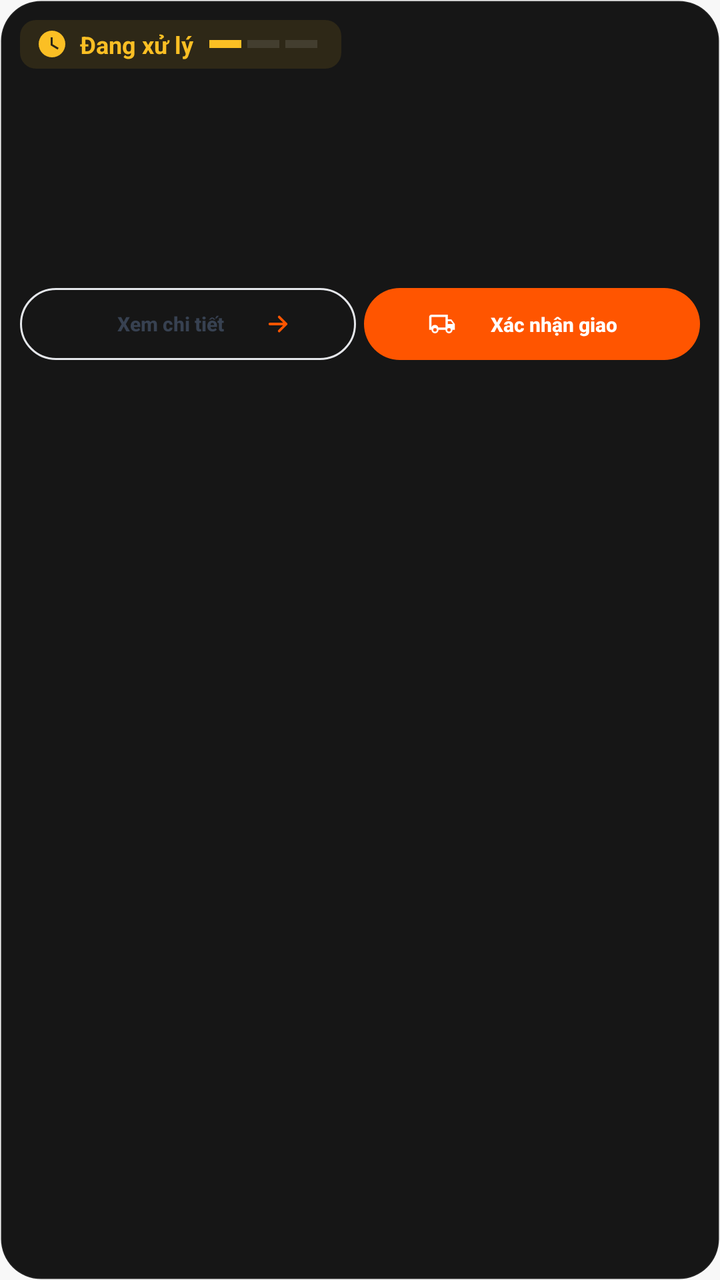
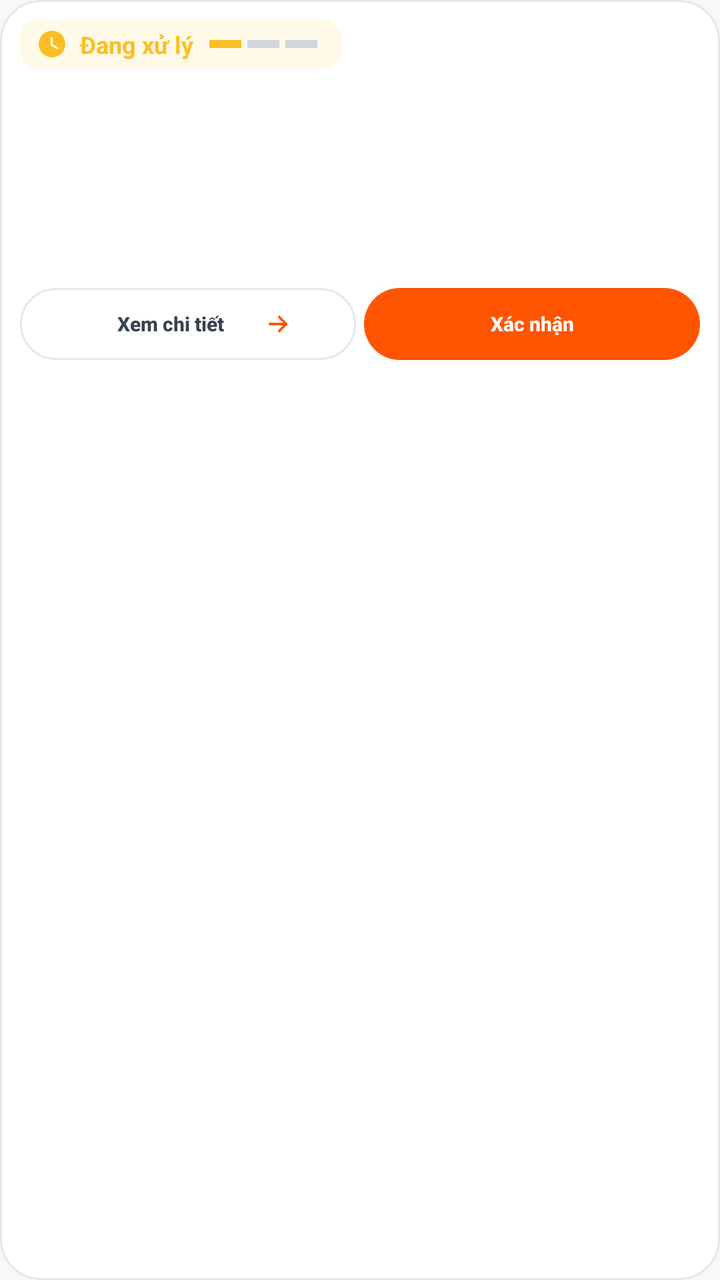

Compare the two renders of this Android layout. The source of the first and the diff that turns it into the second are given below.
<!-- AndroidManifest.xml: application theme Theme.SoleStep -->
<!-- res/layout/item_admin_order.xml -->
<?xml version="1.0" encoding="utf-8"?>
<LinearLayout
    xmlns:android="http://schemas.android.com/apk/res/android"
    xmlns:app="http://schemas.android.com/apk/res-auto"
    android:layout_width="match_parent"
    android:layout_height="wrap_content"
    android:background="@drawable/bg_card_dark"
    android:orientation="vertical"
    android:paddingStart="@dimen/space_card_padding"
    android:paddingTop="@dimen/space_card_padding"
    android:paddingEnd="@dimen/space_card_padding"
    android:paddingBottom="@dimen/space_card_padding">

    
    <LinearLayout
        android:layout_width="match_parent"
        android:layout_height="wrap_content"
        android:gravity="center_vertical"
        android:orientation="horizontal">

        
        <LinearLayout
            android:id="@+id/admin_order_status_badge"
            android:layout_width="wrap_content"
            android:layout_height="wrap_content"
            android:background="@drawable/bg_admin_status_processing"
            android:gravity="center_vertical"
            android:orientation="horizontal"
            android:paddingStart="@dimen/space_4"
            android:paddingTop="@dimen/space_2"
            android:paddingEnd="@dimen/space_6"
            android:paddingBottom="@dimen/space_2">

            <ImageView
                android:id="@+id/admin_order_status_icon"
                android:layout_width="16dp"
                android:layout_height="16dp"
                android:contentDescription="@null"
                android:src="@drawable/ic_clock"
                android:tint="@color/status_warning" />

            <TextView
                android:id="@+id/admin_order_status_text"
                android:layout_width="wrap_content"
                android:layout_height="wrap_content"
                android:layout_marginStart="@dimen/space_3"
                android:text="@string/status_processing"
                android:textColor="@color/status_warning"
                android:textSize="12sp"
                android:textStyle="bold" />

            
            <LinearLayout
                android:layout_width="wrap_content"
                android:layout_height="wrap_content"
                android:layout_marginStart="@dimen/space_4"
                android:gravity="center_vertical"
                android:orientation="horizontal">

                <View
                    android:id="@+id/admin_order_dot_1"
                    android:layout_width="16dp"
                    android:layout_height="4dp"
                    android:background="@color/status_warning"
                    android:backgroundTint="@color/status_warning" />

                <View
                    android:id="@+id/admin_order_dot_2"
                    android:layout_width="16dp"
                    android:layout_height="4dp"
                    android:layout_marginStart="3dp"
                    android:background="@color/border_dark_medium" />

                <View
                    android:id="@+id/admin_order_dot_3"
                    android:layout_width="16dp"
                    android:layout_height="4dp"
                    android:layout_marginStart="3dp"
                    android:background="@color/border_dark_medium" />
            </LinearLayout>
        </LinearLayout>

        
        <View
            android:layout_width="0dp"
            android:layout_height="1dp"
            android:layout_weight="1" />

        
        <TextView
            android:id="@+id/admin_order_date"
            android:layout_width="wrap_content"
            android:layout_height="wrap_content"
            android:textColor="@color/text_dark_faint"
            android:textSize="11sp" />
    </LinearLayout>

    
    <TextView
        android:id="@+id/admin_order_id"
        android:layout_width="wrap_content"
        android:layout_height="wrap_content"
        android:layout_marginTop="@dimen/space_6"
        android:textColor="@color/text_dark_primary"
        android:textSize="18sp"
        android:textStyle="bold" />

    
    <TextView
        android:id="@+id/admin_order_customer"
        android:layout_width="wrap_content"
        android:layout_height="wrap_content"
        android:layout_marginTop="2dp"
        android:textColor="@color/text_dark_tertiary"
        android:textSize="13sp" />

    
    <LinearLayout
        android:layout_width="match_parent"
        android:layout_height="wrap_content"
        android:layout_marginTop="@dimen/space_5"
        android:gravity="center_vertical"
        android:orientation="horizontal">

        <TextView
            android:id="@+id/admin_order_total"
            android:layout_width="wrap_content"
            android:layout_height="wrap_content"
            android:textColor="@color/text_accent"
            android:textSize="16sp"
            android:textStyle="bold" />

        <View
            android:layout_width="0dp"
            android:layout_height="1dp"
            android:layout_weight="1" />

        <TextView
            android:id="@+id/admin_order_items_count"
            android:layout_width="wrap_content"
            android:layout_height="wrap_content"
            android:textColor="@color/text_dark_muted"
            android:textSize="12sp" />
    </LinearLayout>

    
    <LinearLayout
        android:layout_width="match_parent"
        android:layout_height="wrap_content"
        android:layout_marginTop="@dimen/space_8"
        android:gravity="center_vertical"
        android:orientation="horizontal"
        android:baselineAligned="false">

        
        <com.google.android.material.button.MaterialButton
            android:id="@+id/admin_order_btn_view"
            style="@style/Widget.SoleStep.Button.Outlined"
            android:layout_width="0dp"
            android:layout_height="48dp"
            android:layout_weight="1"
            android:text="@string/admin_view_details"
            android:textSize="10sp"
            android:maxLines="1"
            app:icon="@drawable/ic_arrow_right"
            app:iconGravity="end"
            app:iconSize="14dp" />

        
        <com.google.android.material.button.MaterialButton
            android:id="@+id/admin_order_btn_cancel"
            style="@style/Widget.SoleStep.Button.Outlined"
            android:layout_width="0dp"
            android:layout_height="48dp"
            android:layout_marginStart="@dimen/space_2"
            android:layout_weight="1"
            android:text="Hủy đơn"
            android:textColor="@color/status_error"
            app:strokeColor="@color/status_error"
            android:textSize="10sp"
            android:maxLines="1"
            android:visibility="gone" />

        
        <com.google.android.material.button.MaterialButton
            android:id="@+id/admin_order_btn_action"
            style="@style/Widget.SoleStep.Button.Primary"
            android:layout_width="0dp"
            android:layout_height="48dp"
            android:layout_marginStart="@dimen/space_2"
            android:layout_weight="1"
            android:text="@string/admin_mark_shipped"
            android:textSize="10sp"
            android:maxLines="1"
            app:icon="@drawable/ic_truck"
            app:iconSize="14dp" />
    </LinearLayout>

</LinearLayout>
<!-- resources referenced by this layout -->
<resources>
  <color name="border_dark_medium">#1AFFFFFF</color>
  <color name="status_error">#EF4444</color>
  <color name="status_warning">#FBBF24</color>
  <color name="text_accent">#FF5500</color>
  <color name="text_dark_faint">#33FFFFFF</color>
  <color name="text_dark_muted">#4DFFFFFF</color>
  <color name="text_dark_primary">#FFFFFF</color>
  <color name="text_dark_tertiary">#66FFFFFF</color>
  <dimen name="space_2">4dp</dimen>
  <dimen name="space_3">6dp</dimen>
  <dimen name="space_4">8dp</dimen>
  <dimen name="space_5">10dp</dimen>
  <dimen name="space_6">12dp</dimen>
  <dimen name="space_8">16dp</dimen>
  <dimen name="space_card_padding">10dp</dimen>
  <!-- drawable ic_truck (drawable) -->
  <?xml version="1.0" encoding="utf-8"?>
  <vector xmlns:android="http://schemas.android.com/apk/res/android"
      android:width="24dp"
      android:height="24dp"
      android:viewportWidth="24"
      android:viewportHeight="24">
      <path
          android:fillColor="@android:color/black"
          android:pathData="M20,8h-3V4H3c-1.1,0 -2,0.9 -2,2v11h2a3,3 0,0 0,6 0h6a3,3 0,0 0,6 0h2v-5l-3,-4zM6,18.5A1.5,1.5 0,1 1,6 15.5a1.5,1.5 0,0 1,0 3zM15,15H8.8A3,3 0,0 0,3 15V6h12v9zM18,18.5a1.5,1.5 0,1 1,0 -3,1.5 1.5,0 0,1 0,3zM17,12V9.5h2.5L21.5,12H17z" />
  </vector>
  <string name="admin_mark_shipped">Xác nhận giao hàng</string>
  <string name="admin_view_details">Xem chi tiết</string>
  <string name="status_processing">Đang xử lý</string>
  <color name="status_warning_bg">#1AFBBF24</color>
  <dimen name="radius_sm">8dp</dimen>
  <color name="bg_dark_surface_2">#161616</color>
  <dimen name="radius_card">20dp</dimen>
  <dimen name="stroke_thin">1dp</dimen>
  <color name="border_dark_light">#0FFFFFFF</color>
  <color name="brand_white">#FFFFFF</color>
  <color name="border_normal">#E5E7EB</color>
  <color name="text_secondary">#374151</color>
  <dimen name="radius_button">20dp</dimen>
  <dimen name="btn_height_medium">44dp</dimen>
  <dimen name="space_16">32dp</dimen>
  <color name="brand_orange">#FF5500</color>
  <dimen name="btn_height_large">52dp</dimen>
  <dimen name="elev_raised">4dp</dimen>
  <color name="brand_orange_dark">#CC4400</color>
  <color name="brand_black">#0A0A0A</color>
  <color name="bg_primary">#FFFFFF</color>
  <color name="text_primary">#0A0A0A</color>
  <color name="bg_secondary">#F8F8F8</color>
  <style name="ShapeAppearance.SoleStep.Small" parent="">
          <item name="cornerFamily">rounded</item>
          <item name="cornerSize">@dimen/radius_sm</item>
      </style>
  <style name="ShapeAppearance.SoleStep.Large" parent="">
          <item name="cornerFamily">rounded</item>
          <item name="cornerSize">@dimen/radius_2xl</item>
      </style>
  <dimen name="font_label">14sp</dimen>
  <dimen name="radius_lg">16dp</dimen>
  <dimen name="radius_2xl">24dp</dimen>
  <dimen name="font_display">48sp</dimen>
  <dimen name="font_title_large">24sp</dimen>
  <dimen name="font_title">20sp</dimen>
  <dimen name="font_headline">18sp</dimen>
  <dimen name="font_subheading">16sp</dimen>
  <dimen name="font_body">13sp</dimen>
  <dimen name="font_caption">11sp</dimen>
  <color name="text_tertiary">#6B7280</color>
  <dimen name="font_caption_small">10sp</dimen>
  <color name="text_muted">#9CA3AF</color>
  <dimen name="font_overline">9sp</dimen>
  <dimen name="elev_bottom_nav">8dp</dimen>
  <dimen name="bottom_nav_height">88dp</dimen>
  <dimen name="radius_input">20dp</dimen>
  <color name="text_placeholder">#D1D5DB</color>
  <dimen name="radius_chip">12dp</dimen>
  <dimen name="space_12">24dp</dimen>
  <dimen name="btn_height_tiny">28dp</dimen>
  <dimen name="elev_card">2dp</dimen>
  <color name="border_light">#F3F4F6</color>
  <dimen name="toolbar_height">56dp</dimen>
  <dimen name="space_screen_horizontal">20dp</dimen>
  <dimen name="elev_top_bar">4dp</dimen>
  <dimen name="elev_fab">6dp</dimen>
  <!-- unchanged entries left out for length: 25 -->
</resources>

<!-- the commit's change to res/layout/item_admin_order.xml (unified diff, before → after) -->
@@ -192,8 +192,9 @@
             android:text="@string/admin_mark_shipped"
             android:textSize="10sp"
             android:maxLines="1"
-            app:icon="@drawable/ic_truck"
-            app:iconSize="14dp" />
+            android:paddingStart="4dp"
+            android:paddingEnd="4dp"
+            app:icon="@null" />
     </LinearLayout>
 
 </LinearLayout>
<!-- resource entries referenced after the edit -->
@@ -1,13 +1,13 @@
 <!-- resources referenced by this layout -->
 <resources>
-  <color name="border_dark_medium">#1AFFFFFF</color>
+  <color name="border_dark_medium">#D1D5DB</color>
   <color name="status_error">#EF4444</color>
   <color name="status_warning">#FBBF24</color>
   <color name="text_accent">#FF5500</color>
-  <color name="text_dark_faint">#33FFFFFF</color>
-  <color name="text_dark_muted">#4DFFFFFF</color>
-  <color name="text_dark_primary">#FFFFFF</color>
-  <color name="text_dark_tertiary">#66FFFFFF</color>
+  <color name="text_dark_faint">#D1D5DB</color>
+  <color name="text_dark_muted">#9CA3AF</color>
+  <color name="text_dark_primary">#0A0A0A</color>
+  <color name="text_dark_tertiary">#6B7280</color>
   <dimen name="space_2">4dp</dimen>
   <dimen name="space_3">6dp</dimen>
   <dimen name="space_4">8dp</dimen>
@@ -15,26 +15,15 @@
   <dimen name="space_6">12dp</dimen>
   <dimen name="space_8">16dp</dimen>
   <dimen name="space_card_padding">10dp</dimen>
-  <!-- drawable ic_truck (drawable) -->
-  <?xml version="1.0" encoding="utf-8"?>
-  <vector xmlns:android="http://schemas.android.com/apk/res/android"
-      android:width="24dp"
-      android:height="24dp"
-      android:viewportWidth="24"
-      android:viewportHeight="24">
-      <path
-          android:fillColor="@android:color/black"
-          android:pathData="M20,8h-3V4H3c-1.1,0 -2,0.9 -2,2v11h2a3,3 0,0 0,6 0h6a3,3 0,0 0,6 0h2v-5l-3,-4zM6,18.5A1.5,1.5 0,1 1,6 15.5a1.5,1.5 0,0 1,0 3zM15,15H8.8A3,3 0,0 0,3 15V6h12v9zM18,18.5a1.5,1.5 0,1 1,0 -3,1.5 1.5,0 0,1 0,3zM17,12V9.5h2.5L21.5,12H17z" />
-  </vector>
-  <string name="admin_mark_shipped">Xác nhận giao hàng</string>
+  <string name="admin_mark_shipped">Xác nhận</string>
   <string name="admin_view_details">Xem chi tiết</string>
   <string name="status_processing">Đang xử lý</string>
   <color name="status_warning_bg">#1AFBBF24</color>
   <dimen name="radius_sm">8dp</dimen>
-  <color name="bg_dark_surface_2">#161616</color>
+  <color name="bg_dark_surface_2">#FFFFFF</color>
   <dimen name="radius_card">20dp</dimen>
   <dimen name="stroke_thin">1dp</dimen>
-  <color name="border_dark_light">#0FFFFFFF</color>
+  <color name="border_dark_light">#E5E7EB</color>
   <color name="brand_white">#FFFFFF</color>
   <color name="border_normal">#E5E7EB</color>
   <color name="text_secondary">#374151</color>
